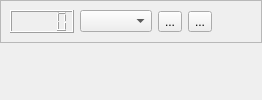
Qt form Qt/mega_git_tests/Test_Box2D/src/test_Box2D_mainbox/src/ui/test_Box2D_mainbox.ui (RinatB2017/mega_GIT) before a commit.
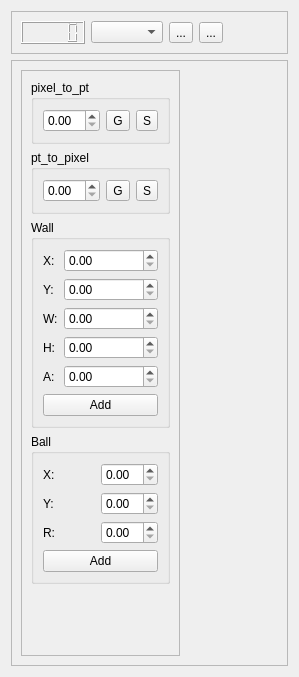
The same form after that commit. Custom widgets are drawn as their Qt base class.

Patch:
```diff
--- a/Qt/mega_git_tests/Test_Box2D/src/test_Box2D_mainbox/src/ui/test_Box2D_mainbox.ui
+++ b/Qt/mega_git_tests/Test_Box2D/src/test_Box2D_mainbox/src/ui/test_Box2D_mainbox.ui
@@ -2,25 +2,18 @@
 <ui version="4.0">
  <class>MainBox</class>
  <widget class="QWidget" name="MainBox">
+  <property name="geometry">
+   <rect>
+    <x>0</x>
+    <y>0</y>
+    <width>299</width>
+    <height>677</height>
+   </rect>
+  </property>
   <property name="windowTitle">
    <string>Dialog</string>
   </property>
   <layout class="QVBoxLayout" name="verticalLayout">
-   <property name="spacing">
-    <number>0</number>
-   </property>
-   <property name="leftMargin">
-    <number>0</number>
-   </property>
-   <property name="topMargin">
-    <number>0</number>
-   </property>
-   <property name="rightMargin">
-    <number>0</number>
-   </property>
-   <property name="bottomMargin">
-    <number>0</number>
-   </property>
    <item>
     <widget class="QFrame" name="frame">
      <property name="sizePolicy">
@@ -73,7 +66,246 @@
     </widget>
    </item>
    <item>
-    <widget class="World" name="world_widget" native="true"/>
+    <widget class="QFrame" name="frame_2">
+     <property name="frameShape">
+      <enum>QFrame::StyledPanel</enum>
+     </property>
+     <property name="frameShadow">
+      <enum>QFrame::Raised</enum>
+     </property>
+     <layout class="QHBoxLayout" name="horizontalLayout">
+      <item>
+       <widget class="QFrame" name="frame_3">
+        <property name="sizePolicy">
+         <sizepolicy hsizetype="Fixed" vsizetype="Preferred">
+          <horstretch>0</horstretch>
+          <verstretch>0</verstretch>
+         </sizepolicy>
+        </property>
+        <property name="frameShape">
+         <enum>QFrame::StyledPanel</enum>
+        </property>
+        <property name="frameShadow">
+         <enum>QFrame::Raised</enum>
+        </property>
+        <layout class="QVBoxLayout" name="verticalLayout_2">
+         <item>
+          <widget class="QGroupBox" name="groupBox_3">
+           <property name="title">
+            <string>pixel_to_pt</string>
+           </property>
+           <layout class="QHBoxLayout" name="horizontalLayout_4">
+            <item>
+             <widget class="QDoubleSpinBox" name="dsb_pixel_to_pt"/>
+            </item>
+            <item>
+             <widget class="QToolButton" name="btn_pixel_to_pt_get">
+              <property name="text">
+               <string>G</string>
+              </property>
+             </widget>
+            </item>
+            <item>
+             <widget class="QToolButton" name="btn_pixel_to_pt_set">
+              <property name="text">
+               <string>S</string>
+              </property>
+             </widget>
+            </item>
+           </layout>
+          </widget>
+         </item>
+         <item>
+          <widget class="QGroupBox" name="groupBox_4">
+           <property name="title">
+            <string>pt_to_pixel</string>
+           </property>
+           <layout class="QHBoxLayout" name="horizontalLayout_3">
+            <item>
+             <widget class="QDoubleSpinBox" name="dsb_pt_to_pixel"/>
+            </item>
+            <item>
+             <widget class="QToolButton" name="btn_pt_to_pixel_get">
+              <property name="text">
+               <string>G</string>
+              </property>
+             </widget>
+            </item>
+            <item>
+             <widget class="QToolButton" name="btn_pt_to_pixel_set">
+              <property name="text">
+               <string>S</string>
+              </property>
+             </widget>
+            </item>
+           </layout>
+          </widget>
+         </item>
+         <item>
+          <widget class="QGroupBox" name="groupBox">
+           <property name="title">
+            <string>Wall</string>
+           </property>
+           <layout class="QVBoxLayout" name="verticalLayout_3">
+            <item>
+             <layout class="QGridLayout" name="gridLayout">
+              <item row="2" column="1">
+               <widget class="QDoubleSpinBox" name="dsb_wall_w"/>
+              </item>
+              <item row="1" column="1">
+               <widget class="QDoubleSpinBox" name="dsb_wall_y"/>
+              </item>
+              <item row="3" column="0">
+               <widget class="QLabel" name="label_4">
+                <property name="sizePolicy">
+                 <sizepolicy hsizetype="Fixed" vsizetype="Preferred">
+                  <horstretch>0</horstretch>
+                  <verstretch>0</verstretch>
+                 </sizepolicy>
+                </property>
+                <property name="text">
+                 <string>H:</string>
+                </property>
+               </widget>
+              </item>
+              <item row="0" column="1">
+               <widget class="QDoubleSpinBox" name="dsb_wall_x"/>
+              </item>
+              <item row="3" column="1">
+               <widget class="QDoubleSpinBox" name="dsb_wall_h"/>
+              </item>
+              <item row="0" column="0">
+               <widget class="QLabel" name="label">
+                <property name="sizePolicy">
+                 <sizepolicy hsizetype="Fixed" vsizetype="Preferred">
+                  <horstretch>0</horstretch>
+                  <verstretch>0</verstretch>
+                 </sizepolicy>
+                </property>
+                <property name="text">
+                 <string>X:</string>
+                </property>
+               </widget>
+              </item>
+              <item row="2" column="0">
+               <widget class="QLabel" name="label_3">
+                <property name="sizePolicy">
+                 <sizepolicy hsizetype="Fixed" vsizetype="Preferred">
+                  <horstretch>0</horstretch>
+                  <verstretch>0</verstretch>
+                 </sizepolicy>
+                </property>
+                <property name="text">
+                 <string>W:</string>
+                </property>
+               </widget>
+              </item>
+              <item row="1" column="0">
+               <widget class="QLabel" name="label_2">
+                <property name="sizePolicy">
+                 <sizepolicy hsizetype="Fixed" vsizetype="Preferred">
+                  <horstretch>0</horstretch>
+                  <verstretch>0</verstretch>
+                 </sizepolicy>
+                </property>
+                <property name="text">
+                 <string>Y:</string>
+                </property>
+               </widget>
+              </item>
+              <item row="4" column="0">
+               <widget class="QLabel" name="label_8">
+                <property name="text">
+                 <string>A:</string>
+                </property>
+               </widget>
+              </item>
+              <item row="4" column="1">
+               <widget class="QDoubleSpinBox" name="dsb_wall_angle"/>
+              </item>
+             </layout>
+            </item>
+            <item>
+             <widget class="QPushButton" name="btn_create_wall">
+              <property name="text">
+               <string>Add</string>
+              </property>
+             </widget>
+            </item>
+           </layout>
+          </widget>
+         </item>
+         <item>
+          <widget class="QGroupBox" name="groupBox_2">
+           <property name="title">
+            <string>Ball</string>
+           </property>
+           <layout class="QVBoxLayout" name="verticalLayout_4">
+            <item>
+             <layout class="QGridLayout" name="gridLayout_2">
+              <item row="2" column="0">
+               <widget class="QLabel" name="label_7">
+                <property name="text">
+                 <string>R:</string>
+                </property>
+               </widget>
+              </item>
+              <item row="1" column="0">
+               <widget class="QLabel" name="label_6">
+                <property name="text">
+                 <string>Y:</string>
+                </property>
+               </widget>
+              </item>
+              <item row="0" column="0">
+               <widget class="QLabel" name="label_5">
+                <property name="text">
+                 <string>X:</string>
+                </property>
+               </widget>
+              </item>
+              <item row="0" column="1">
+               <widget class="QDoubleSpinBox" name="dsb_ball_x"/>
+              </item>
+              <item row="1" column="1">
+               <widget class="QDoubleSpinBox" name="dsb_ball_y"/>
+              </item>
+              <item row="2" column="1">
+               <widget class="QDoubleSpinBox" name="dsb_ball_r"/>
+              </item>
+             </layout>
+            </item>
+            <item>
+             <widget class="QPushButton" name="btn_create_ball">
+              <property name="text">
+               <string>Add</string>
+              </property>
+             </widget>
+            </item>
+           </layout>
+          </widget>
+         </item>
+         <item>
+          <spacer name="verticalSpacer">
+           <property name="orientation">
+            <enum>Qt::Vertical</enum>
+           </property>
+           <property name="sizeHint" stdset="0">
+            <size>
+             <width>20</width>
+             <height>40</height>
+            </size>
+           </property>
+          </spacer>
+         </item>
+        </layout>
+       </widget>
+      </item>
+      <item>
+       <widget class="World" name="world_widget" native="true"/>
+      </item>
+     </layout>
+    </widget>
    </item>
   </layout>
  </widget>
```
Left out of the diff: 23 changed lines with no effect on the pictures.
